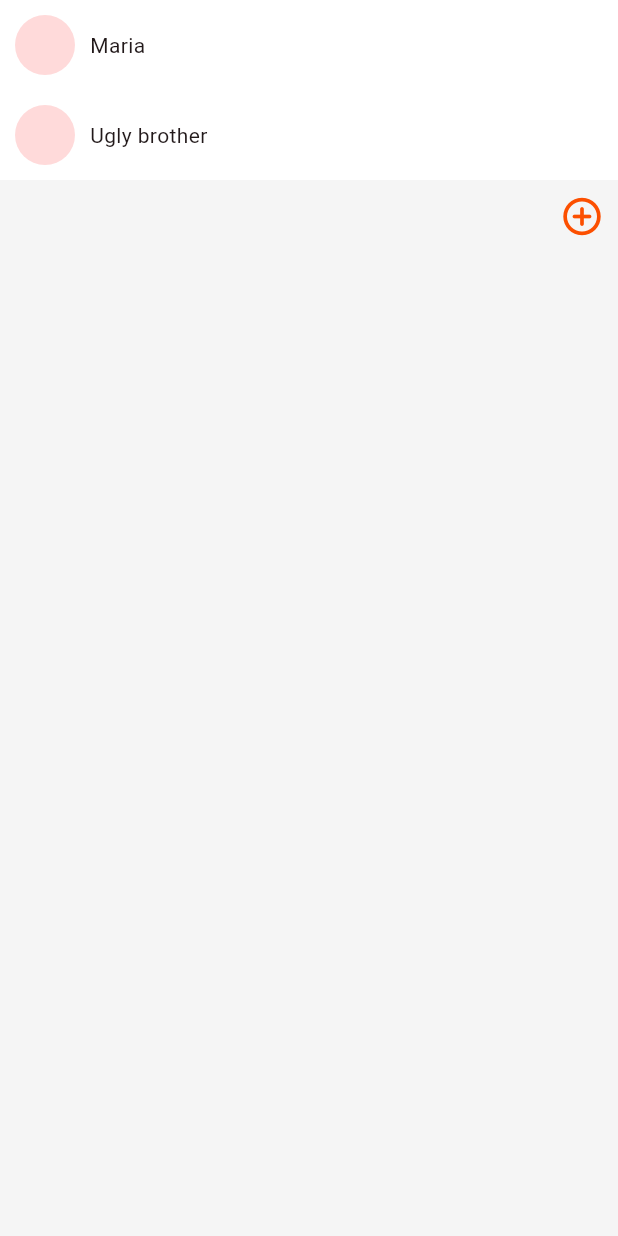
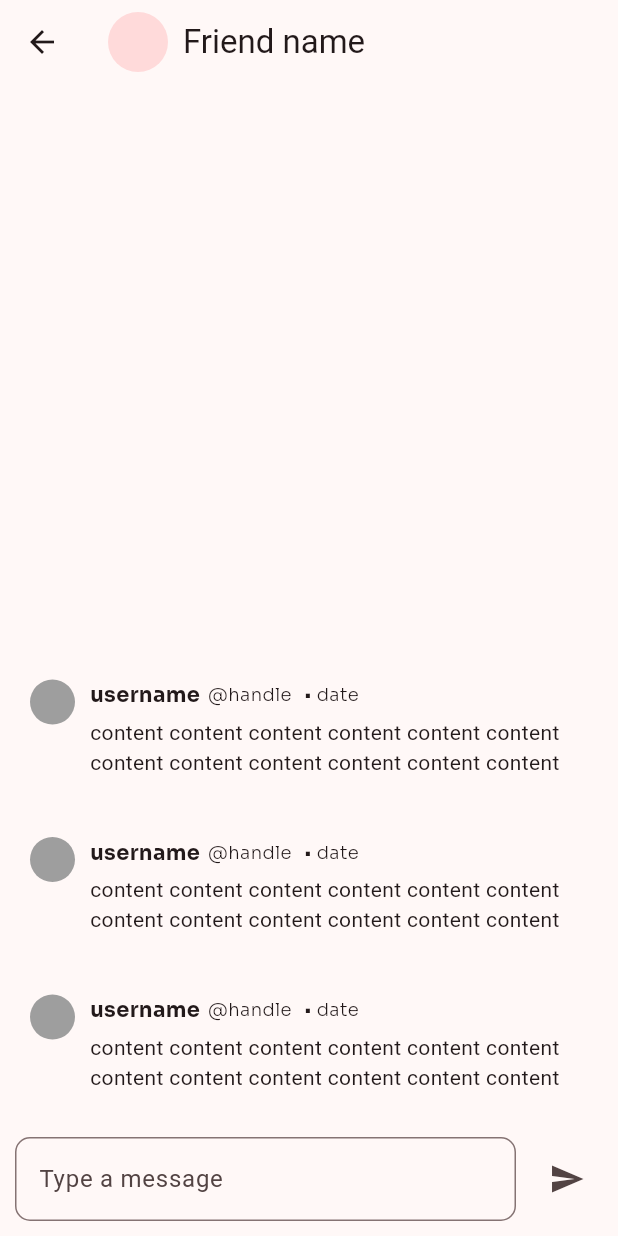
Before and after one commit to Sonya-c/sportlingo, a Flutter app: the ChatsPage widget shown alone on an empty page, opened directly, after a tap on "Maria", on a phone screen of 412 x 824 dp. Run offline on Flutter 3.47's test engine with Material 2 defaults, Android fonts, the light colour scheme and no system bars; our stand-ins replace curved_navigation_bar, email_validator, flutter_svg, get, google_fonts, loggy and 1 more.

Commit message:
feat: chat page

```diff
--- /dev/null
+++ b/lib/ui/pages/content/chats/chat_page.dart
@@ -0,0 +1,80 @@
+import 'package:flutter/material.dart';
+import 'package:sportlingo/ui/utils/scroll_layout.dart';
+import 'package:sportlingo/ui/widgets/posts_widgets/post_comment.dart';
+
+class ChatPage extends StatefulWidget {
+  const ChatPage({super.key});
+
+  @override
+  State<ChatPage> createState() => _ChatPageState();
+}
+
+class _ChatPageState extends State<ChatPage> {
+  final TextEditingController _textEditingController = TextEditingController();
+  final fromKey = GlobalKey<FormState>();
+
+  @override
+  Widget build(BuildContext context) {
+    return SafeArea(
+      child: Scaffold(
+          appBar: AppBar(
+            title: const Row(
+              children: [
+                CircleAvatar(),
+                SizedBox(width: 10),
+                Text("Friend name"),
+              ],
+            ),
+          ),
+          body: ScrollLayout(
+            alignment: Alignment.bottomCenter,
+            children: [
+              ListView.builder(
+                shrinkWrap: true,
+                physics: const ScrollPhysics(),
+                itemCount: 3,
+                itemBuilder: (context, index) {
+                  return Container(
+                    padding: const EdgeInsets.all(10),
+                    margin: const EdgeInsets.all(10),
+                    child: const PostComment(
+                      username: "username",
+                      handle: "handle",
+                      date: "date",
+                      content:
+                          "content content content content content content content content content content content content ",
+                    ),
+                  );
+                },
+              ),
+            ],
+          ),
+          bottomNavigationBar: Container(
+            padding: const EdgeInsets.all(10),
+            child: Form(
+              key: fromKey,
+              child: Row(
+                children: [
+                  Expanded(
+                    child: TextFormField(
+                      controller: _textEditingController,
+                      decoration: const InputDecoration(
+                        hintText: "Type a message",
+                        border: OutlineInputBorder(
+                          borderRadius: BorderRadius.all(Radius.circular(10)),
+                        ),
+                      ),
+                    ),
+                  ),
+                  const SizedBox(width: 10),
+                  IconButton(
+                    onPressed: () {},
+                    icon: const Icon(Icons.send),
+                  ),
+                ],
+              ),
+            ),
+          )),
+    );
+  }
+}
--- a/lib/ui/pages/content/chats/chats_page.dart
+++ b/lib/ui/pages/content/chats/chats_page.dart
@@ -1,4 +1,6 @@
 import 'package:flutter/material.dart';
+import 'package:get/get.dart';
+import 'package:sportlingo/ui/pages/content/chats/chat_page.dart';
 import 'package:sportlingo/ui/utils/colors.dart';
 import 'package:sportlingo/ui/utils/scroll_layout.dart';
 
@@ -40,7 +42,9 @@ class ChatsPage extends StatelessWidget {
           itemCount: chats.length,
           itemBuilder: (context, index) {
             return InkWell(
-              onTap: () {},
+              onTap: () {
+                Get.to(() => const ChatPage());
+              },
               child: Container(
                 color: Colors.white,
                 padding: const EdgeInsets.all(10),
```
Also changed, not shown: lib/ui/pages/content/chats/search_chat_page.dart (added).
